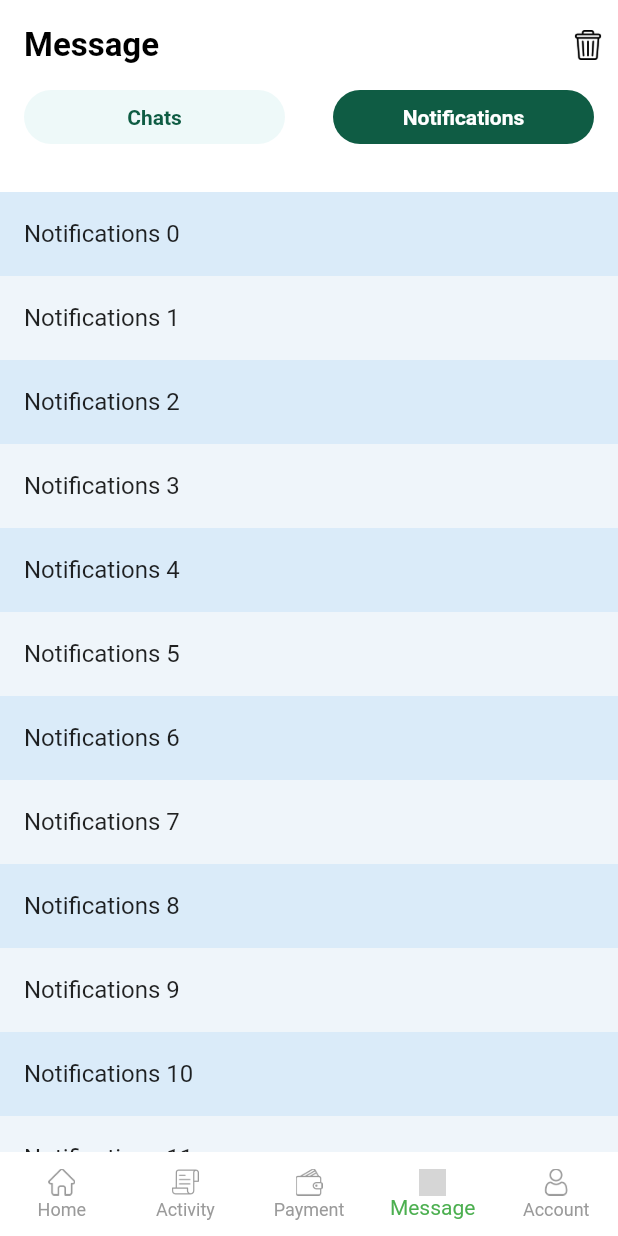
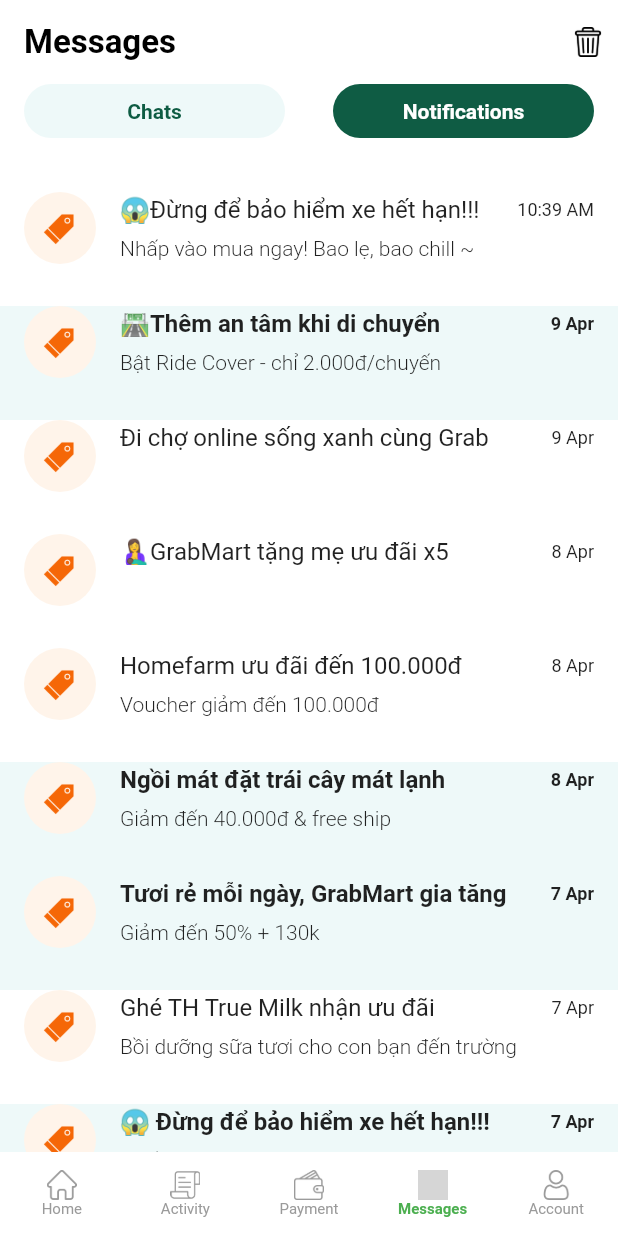
Before and after one commit to phattanle2009/grabClone, a Flutter app: the screen it shows after launch, item 4 of the bottom bar chosen, on a phone screen of 412 x 824 dp. Run offline on Flutter 3.47's test engine with Material 2 defaults, Android fonts, the phone set to English and light mode, and no system bars; grey boxes are pictures that could not be loaded.

Commit message:
feat: completed UI of Messages page

```diff
--- a/grab_clone/lib/common/mock.dart
+++ b/grab_clone/lib/common/mock.dart
@@ -1,4 +1,5 @@
 import 'package:grab_clone/constant/image.dart';
+import 'package:grab_clone/model/notification_model.dart';
 import 'package:grab_clone/model/suggestion_model.dart';
 
 class Mock {
@@ -67,4 +68,73 @@
       imageName: AppImages.chicken2,
     ),
   ];
+
+  List<NotificationModel> notifications = [
+    NotificationModel(
+      title: "😱Đừng để bảo hiểm xe hết hạn!!!",
+      subtitle: "Nhấp vào mua ngay! Bao lẹ, bao chill ~",
+      datetime: "10:39 AM",
+      asRead: true,
+    ),
+    NotificationModel(
+      title: "🛣Thêm an tâm khi di chuyển",
+      subtitle: "Bật Ride Cover - chỉ 2.000đ/chuyến",
+      datetime: "9 Apr",
+      asRead: false,
+    ),
+    NotificationModel(
+      title: "Đi chợ online sống xanh cùng Grab",
+      subtitle: "",
+      datetime: "9 Apr",
+      asRead: true,
+    ),
+    NotificationModel(
+      title: "🤱GrabMart tặng mẹ ưu đãi x5",
+      subtitle: "",
+      datetime: "8 Apr",
+      asRead: true,
+    ),
+    NotificationModel(
+      title: "Homefarm ưu đãi đến 100.000đ",
+      subtitle: "Voucher giảm đến 100.000đ",
+      datetime: "8 Apr",
+      asRead: true,
+    ),
+    NotificationModel(
+      title: "Ngồi mát đặt trái cây mát lạnh",
+      subtitle: "Giảm đến 40.000đ & free ship",
+      datetime: "8 Apr",
+      asRead: false,
+    ),
+    NotificationModel(
+      title: "Tươi rẻ mỗi ngày, GrabMart gia tăng voucher",
+      subtitle: "Giảm đến 50% + 130k",
+      datetime: "7 Apr",
+      asRead: false,
+    ),
+    NotificationModel(
+      title: "Ghé TH True Milk nhận ưu đãi",
+      subtitle: "Bồi dưỡng sữa tươi cho con bạn đến trường",
+      datetime: "7 Apr",
+      asRead: true,
+    ),
+    NotificationModel(
+      title: "😱 Đừng để bảo hiểm xe hết hạn!!!",
+      subtitle: "Nhấp vào mua ngay! Bao lẹ, bao chill ~",
+      datetime: "7 Apr",
+      asRead: false,
+    ),
+    NotificationModel(
+      title: "🛣 Thêm an tâm khi di chuyển",
+      subtitle: "Bật Ride Cover - chỉ 2.000đ/chuyến",
+      datetime: "7 Apr",
+      asRead: false,
+    ),
+    NotificationModel(
+      title: "Đi chợ online sống xanh cùng Grab",
+      subtitle: "Giảm đến 50% + 130k",
+      datetime: "6 Apr",
+      asRead: false,
+    ),
+  ];
 }
--- a/grab_clone/lib/constant/colors.dart
+++ b/grab_clone/lib/constant/colors.dart
@@ -2,10 +2,12 @@
 
 class AppColors {
   static const green = Color(0xFF32C072);
+  static const mediumGreen = Color(0xFF03B14F);
   static const darkGeen = Color(0xFF0005238);
-  static const lightGreen = Color(0xFFccefdc);
+  static const lightGreen = Color(0xFFCCEFDC);
   static const lightGray = Color(0xFF9A9A9A);
-  static const lighterGrey = Color(0xFFf0f2ec);
-  static const lightBlue = Color(0xFFeef9f9);
-  static const lightPink = Color(0xFFfff4ea);
+  static const lighterGrey = Color(0xFFF0F2EC);
+  static const lightBlue = Color(0xFFEEF9F9);
+  static const lightPink = Color(0xFFFFF4EA);
+  static const red = Color(0xFFF55439);
 }
--- a/grab_clone/lib/constant/dimensions.dart
+++ b/grab_clone/lib/constant/dimensions.dart
@@ -25,4 +25,7 @@
   static const smallerHeightSpace = SizedBox(
     height: 8,
   );
+  static const smallestHeightSpace = SizedBox(
+    height: 4,
+  );
 }
--- a/grab_clone/lib/constant/icon.dart
+++ b/grab_clone/lib/constant/icon.dart
@@ -30,6 +30,7 @@
   static String get star => "star".path;
   static String get fire => "fire".path;
   static String get trash => "bin".path;
+  static String get tag => "tag".path;
 }
 
 extension AppIconsPath on String {
--- a/grab_clone/lib/feature/message/message_page.dart
+++ b/grab_clone/lib/feature/message/message_page.dart
@@ -1,7 +1,9 @@
 import 'package:flutter/material.dart';
+import 'package:grab_clone/common/mock.dart';
 import 'package:grab_clone/constant/colors.dart';
 import 'package:grab_clone/constant/icon.dart';
 import 'package:grab_clone/constant/image.dart';
+import 'package:grab_clone/feature/message/notification_item.dart';
 
 class MessagePage extends StatefulWidget {
   const MessagePage({super.key});
@@ -14,16 +16,15 @@
   var isNotiSelected = true;
 
   Widget _renderList() {
-    final ColorScheme colorScheme = Theme.of(context).colorScheme;
-    final Color oddItemColor = colorScheme.primary.withOpacity(0.05);
-    final Color evenItemColor = colorScheme.primary.withOpacity(0.15);
-
+    var list = Mock().notifications;
     return ListView.builder(
-      itemCount: 25,
+      itemCount: list.length,
       itemBuilder: (BuildContext context, int index) {
-        return ListTile(
-          tileColor: index.isOdd ? oddItemColor : evenItemColor,
-          title: Text("${isNotiSelected ? "Notifications" : "Chats"} $index"),
+        return NotificationItems(
+          title: list[index].title,
+          subtitle: list[index].subtitle,
+          datetime: list[index].datetime,
+          asRead: list[index].asRead,
         );
       },
     );
@@ -79,7 +80,7 @@
           title,
           textAlign: TextAlign.center,
           style: TextStyle(
-            fontWeight: FontWeight.w600,
+            fontWeight: FontWeight.w700,
             fontSize: 14,
             color: isSelected ? Colors.white : AppColors.darkGeen,
           ),
@@ -98,7 +99,7 @@
             elevation: 0,
             centerTitle: false,
             title: const Text(
-              'Message',
+              'Messages',
               style: TextStyle(
                 fontWeight: FontWeight.w700,
                 fontSize: 22,
@@ -124,7 +125,7 @@
               indicatorColor: Colors.transparent,
               dividerColor: Colors.transparent,
               isScrollable: false,
-              padding: EdgeInsets.only(bottom: 30),
+              padding: EdgeInsets.only(bottom: 34),
               tabs: <Widget>[
                 _renderButton("Chats", !isNotiSelected),
                 _renderButton("Notifications", isNotiSelected),
--- /dev/null
+++ b/grab_clone/lib/feature/message/notification_item.dart
@@ -0,0 +1,79 @@
+import 'package:flutter/material.dart';
+import 'package:grab_clone/constant/colors.dart';
+import 'package:grab_clone/constant/dimensions.dart';
+import 'package:grab_clone/constant/icon.dart';
+
+class NotificationItems extends StatelessWidget {
+  String title;
+  String subtitle;
+  String datetime;
+  bool asRead;
+
+  NotificationItems({
+    required this.title,
+    required this.subtitle,
+    required this.datetime,
+    required this.asRead,
+  });
+
+  Widget _configItem() {
+    return Container(
+      color: asRead ? Colors.white : AppColors.lightBlue,
+      padding: EdgeInsets.only(top: 0, bottom: 28, left: 16, right: 16),
+      child: Row(
+        children: [
+          SizedBox.square(
+            dimension: 48,
+            child: Container(
+              padding: EdgeInsets.all(12),
+              decoration: BoxDecoration(
+                color: AppColors.lightPink,
+                shape: BoxShape.circle,
+              ),
+              child: Image.asset(
+                AppIcons.tag,
+              ),
+            ),
+          ),
+          AppDimensions.mediumWidthSpace,
+          Expanded(
+            child: Column(
+              crossAxisAlignment: CrossAxisAlignment.start,
+              children: [
+                Row(
+                  children: [
+                    Expanded(
+                      child: Text(
+                        title,
+                        maxLines: 1,
+                        overflow: TextOverflow.visible,
+                        style: TextStyle(fontWeight: asRead ? FontWeight.normal : FontWeight.bold, fontSize: 16),
+                      ),
+                    ),
+                    AppDimensions.smallestWidthSpace,
+                    Text(
+                      datetime,
+                      style: TextStyle(fontWeight: asRead ? FontWeight.normal : FontWeight.bold, fontSize: 12),
+                    ),
+                  ],
+                ),
+                AppDimensions.smallerHeightSpace,
+                Text(
+                  subtitle,
+                  maxLines: 1,
+                  overflow: TextOverflow.ellipsis,
+                  style: TextStyle(fontWeight: FontWeight.w300, fontSize: 14),
+                ),
+              ],
+            ),
+          ),
+        ],
+      ),
+    );
+  }
+
+  @override
+  Widget build(BuildContext context) {
+    return _configItem();
+  }
+}
--- /dev/null
+++ b/grab_clone/lib/model/notification_model.dart
@@ -0,0 +1,17 @@
+class NotificationModel {
+  final String title;
+  final String subtitle;
+  final String datetime;
+  bool asRead;
+
+  NotificationModel({
+    required this.title,
+    required this.subtitle,
+    required this.datetime,
+    required this.asRead,
+  });
+
+  void markAsRead() {
+    this.asRead = true;
+  }
+}
--- a/grab_clone/lib/tabbar/tabbar.dart
+++ b/grab_clone/lib/tabbar/tabbar.dart
@@ -33,19 +33,19 @@
     return BottomNavigationBarItem(
       label: name,
       icon: SizedBox(
-        width: 18,
-        height: 18,
+        width: 20,
+        height: 20,
         child: Image.asset(
           iconUnselect,
           color: AppColors.lightGray,
         ),
       ),
       activeIcon: SizedBox(
-        width: 18,
-        height: 18,
+        width: 20,
+        height: 20,
         child: Image.asset(
           iconSelect,
-          color: AppColors.green,
+          color: AppColors.mediumGreen,
         ),
       ),
     );
@@ -71,7 +71,7 @@
             AppIcons.wallet,
           ),
           _buildItemNavigator(
-            "Message",
+            "Messages",
             AppIcons.messageFilled,
             AppIcons.message,
           ),
@@ -87,11 +87,13 @@
         unselectedItemColor: AppColors.lightGray,
         selectedItemColor: Colors.green,
         selectedLabelStyle: const TextStyle(
-          color: AppColors.green,
-          fontWeight: FontWeight.w400,
+          color: AppColors.lightGreen,
+          fontSize: 10,
+          fontWeight: FontWeight.w700,
         ),
         unselectedLabelStyle: const TextStyle(
           color: AppColors.lightGray,
+          fontSize: 10,
           fontWeight: FontWeight.w400,
         ),
         onTap: _onItemTapped,
```
Also changed, not shown: grab_clone/assets/icon/tag.png (added), grab_clone/lib/extension/string_extension.dart (line endings or trailing spaces).
